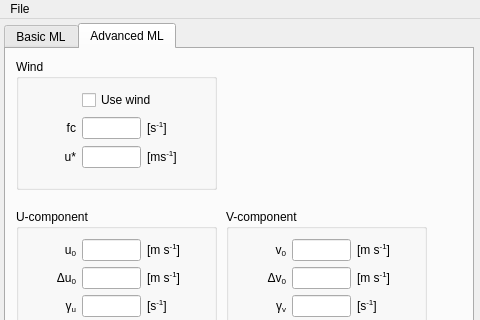
Above: mlmodel_UI/mainwindow.ui from classmodel/modelgui before the change; both pictures show x 0 to 480 and y 0 to 320 of the 640 by 500 pixel window. Below: the same form after it.
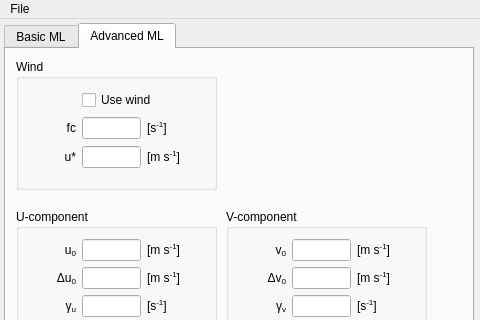
That is the form after the change. The open tabs and pages were chosen to show the change.

```diff
--- a/mlmodel_UI/mainwindow.ui
+++ b/mlmodel_UI/mainwindow.ui
@@ -1255,7 +1255,7 @@
            <string/>
           </property>
           <property name="text">
-           <string>&lt;html&gt;[ms&lt;sup&gt;-1&lt;/sup&gt;]&lt;/html&gt;</string>
+           <string>&lt;html&gt;[m s&lt;sup&gt;-1&lt;/sup&gt;]&lt;/html&gt;</string>
           </property>
           <property name="alignment">
            <set>Qt::AlignLeading|Qt::AlignLeft|Qt::AlignVCenter</set>
```
Left out of the diff: 4 changed lines with no effect on the pictures.
